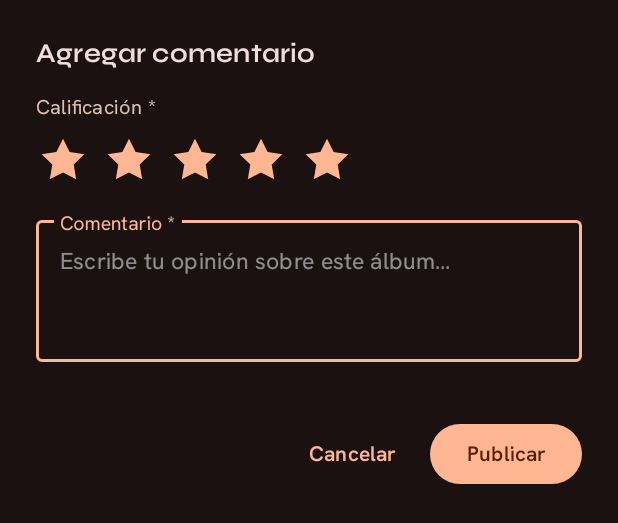
After one commit to MISO-Proyectos/MISW4203_202615, an Android app: the layout dialog_add_comment.xml on its own in the app's theme, with its tools: preview values and no code run, on a phone screen of 412 x 824 dp. The commit adds this screen. Shown: the top 523 px of the screen. Run offline under Robolectric (Android 15) with nearby library versions, the phone set to English and light mode, and no system bars.

Commit message:
HU09 con pruebas

```diff
--- /dev/null
+++ b/app/src/main/res/layout/dialog_add_comment.xml
@@ -0,0 +1,146 @@
+<?xml version="1.0" encoding="utf-8"?>
+<!--
+    Cuadro de diálogo para agregar un comentario a un álbum (HU09).
+    Muestra selección de estrellas (1 a 5) y un campo de texto multilínea.
+-->
+<LinearLayout xmlns:android="http://schemas.android.com/apk/res/android"
+    xmlns:app="http://schemas.android.com/apk/res-auto"
+    xmlns:tools="http://schemas.android.com/tools"
+    android:layout_width="match_parent"
+    android:layout_height="wrap_content"
+    android:orientation="vertical"
+    android:padding="24dp">
+
+    <TextView
+        android:id="@+id/dialogTitle"
+        android:layout_width="match_parent"
+        android:layout_height="wrap_content"
+        android:text="@string/add_comment_title"
+        android:textAppearance="?attr/textAppearanceHeadlineSmall"
+        android:textColor="?attr/colorOnSurface" />
+
+    <!-- Etiqueta de calificación -->
+    <TextView
+        android:layout_width="match_parent"
+        android:layout_height="wrap_content"
+        android:layout_marginTop="16dp"
+        android:text="@string/add_comment_rating_label"
+        android:textAppearance="?attr/textAppearanceBodyMedium"
+        android:textColor="?attr/colorOnSurfaceVariant" />
+
+    <!-- Selector de 5 Estrellas interactivo -->
+    <LinearLayout
+        android:id="@+id/starRatingContainer"
+        android:layout_width="wrap_content"
+        android:layout_height="wrap_content"
+        android:layout_marginTop="8dp"
+        android:gravity="center_vertical"
+        android:orientation="horizontal">
+
+        <ImageView
+            android:id="@+id/star1"
+            android:layout_width="36dp"
+            android:layout_height="36dp"
+            android:layout_marginEnd="8dp"
+            android:clickable="true"
+            android:contentDescription="1 estrella"
+            android:focusable="true"
+            android:src="@drawable/ic_star"
+            app:tint="?attr/colorPrimary" />
+
+        <ImageView
+            android:id="@+id/star2"
+            android:layout_width="36dp"
+            android:layout_height="36dp"
+            android:layout_marginEnd="8dp"
+            android:clickable="true"
+            android:contentDescription="2 estrellas"
+            android:focusable="true"
+            android:src="@drawable/ic_star"
+            app:tint="?attr/colorPrimary" />
+
+        <ImageView
+            android:id="@+id/star3"
+            android:layout_width="36dp"
+            android:layout_height="36dp"
+            android:layout_marginEnd="8dp"
+            android:clickable="true"
+            android:contentDescription="3 estrellas"
+            android:focusable="true"
+            android:src="@drawable/ic_star"
+            app:tint="?attr/colorPrimary" />
+
+        <ImageView
+            android:id="@+id/star4"
+            android:layout_width="36dp"
+            android:layout_height="36dp"
+            android:layout_marginEnd="8dp"
+            android:clickable="true"
+            android:contentDescription="4 estrellas"
+            android:focusable="true"
+            android:src="@drawable/ic_star"
+            app:tint="?attr/colorPrimary" />
+
+        <ImageView
+            android:id="@+id/star5"
+            android:layout_width="36dp"
+            android:layout_height="36dp"
+            android:clickable="true"
+            android:contentDescription="5 estrellas"
+            android:focusable="true"
+            android:src="@drawable/ic_star"
+            app:tint="?attr/colorPrimary" />
+    </LinearLayout>
+
+    <!-- Campo de texto para la descripción del comentario -->
+    <com.google.android.material.textfield.TextInputLayout
+        android:id="@+id/descriptionLayout"
+        style="@style/Widget.Material3.TextInputLayout.OutlinedBox"
+        android:layout_width="match_parent"
+        android:layout_height="wrap_content"
+        android:layout_marginTop="16dp"
+        android:hint="@string/add_comment_description_label"
+        app:errorEnabled="true">
+
+        <com.google.android.material.textfield.TextInputEditText
+            android:id="@+id/descriptionInput"
+            android:layout_width="match_parent"
+            android:layout_height="wrap_content"
+            android:gravity="top|start"
+            android:hint="@string/add_comment_description_hint"
+            android:inputType="textMultiLine"
+            android:minLines="3" />
+    </com.google.android.material.textfield.TextInputLayout>
+
+    <com.google.android.material.progressindicator.CircularProgressIndicator
+        android:id="@+id/loadingIndicator"
+        android:layout_width="wrap_content"
+        android:layout_height="wrap_content"
+        android:layout_gravity="center_horizontal"
+        android:layout_marginTop="8dp"
+        android:indeterminate="true"
+        android:visibility="gone" />
+
+    <!-- Botones de Acción -->
+    <LinearLayout
+        android:layout_width="match_parent"
+        android:layout_height="wrap_content"
+        android:layout_marginTop="16dp"
+        android:gravity="end"
+        android:orientation="horizontal">
+
+        <com.google.android.material.button.MaterialButton
+            android:id="@+id/cancelButton"
+            style="@style/Widget.Material3.Button.TextButton"
+            android:layout_width="wrap_content"
+            android:layout_height="wrap_content"
+            android:text="@string/cancel" />
+
+        <com.google.android.material.button.MaterialButton
+            android:id="@+id/submitButton"
+            android:layout_width="wrap_content"
+            android:layout_height="wrap_content"
+            android:layout_marginStart="8dp"
+            android:text="@string/add_comment_submit" />
+    </LinearLayout>
+</LinearLayout>
--- a/app/src/main/res/values/strings.xml
+++ b/app/src/main/res/values/strings.xml
@@ -52,6 +52,19 @@
     <string name="comment_rating_description">%1$d de 5 estrellas</string>
     <string name="add_track">Agregar track</string>
     <string name="add_track_coming_soon">Agregar tracks estará disponible muy pronto.</string>
+
+    <!-- HU09: comentar un álbum -->
+    <string name="add_comment">Comentar</string>
+    <string name="add_comment_title">Agregar comentario</string>
+    <string name="add_comment_rating_label">Calificación *</string>
+    <string name="add_comment_description_label">Comentario *</string>
+    <string name="add_comment_description_hint">Escribe tu opinión sobre este álbum…</string>
+    <string name="add_comment_description_error">Ingresa un comentario.</string>
+    <string name="add_comment_submit">Publicar</string>
+    <string name="add_comment_submitting">Publicando comentario…</string>
+    <string name="add_comment_success">Comentario publicado con éxito</string>
+    <string name="add_comment_error_default">No se pudo publicar el comentario. Inténtalo de nuevo.</string>
+    <string name="cancel">Cancelar</string>
     <string-array name="months_short">
         <item>ene</item>
         <item>feb</item>
```
Also changed, not shown: app/src/main/java/co/edu/uniandes/misw4203/vinilos/core/network/BackendApi.kt (+9 -0 lines), app/src/main/java/co/edu/uniandes/misw4203/vinilos/data/adapter/AlbumServiceAdapter.kt (+20 -0 lines), app/src/main/java/co/edu/uniandes/misw4203/vinilos/data/dto/CommentCreateDto.kt (added, +14 -0 lines), app/src/main/java/co/edu/uniandes/misw4203/vinilos/data/repository/AlbumRepository.kt (+12 -0 lines), app/src/main/java/co/edu/uniandes/misw4203/vinilos/ui/albums/detail/AlbumDetailFragment.kt (+80 -2 lines), app/src/main/java/co/edu/uniandes/misw4203/vinilos/ui/albums/detail/AlbumDetailViewModel.kt (+22 -3 lines), app/src/main/java/co/edu/uniandes/misw4203/vinilos/ui/role/UserRole.kt (+5 -3 lines), app/src/main/res/layout/fragment_album_detail.xml (+14 -0 lines), 4 other files.
